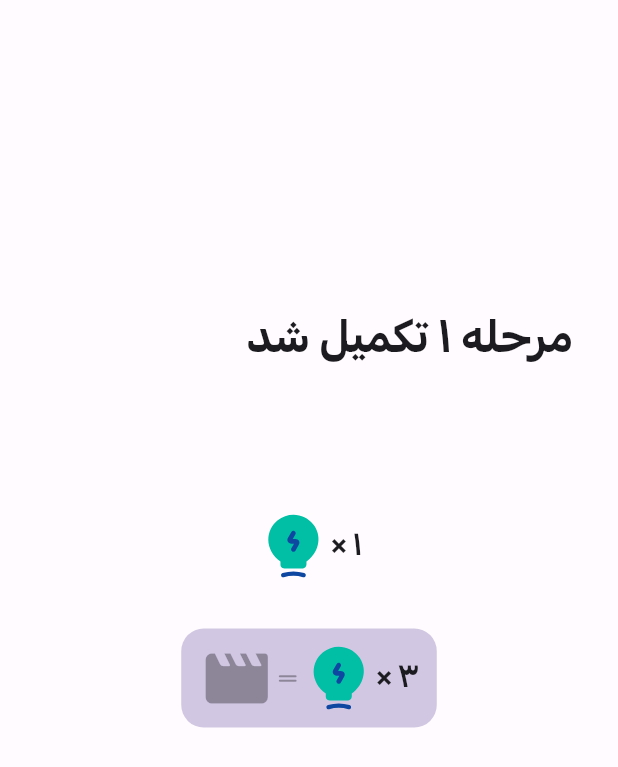
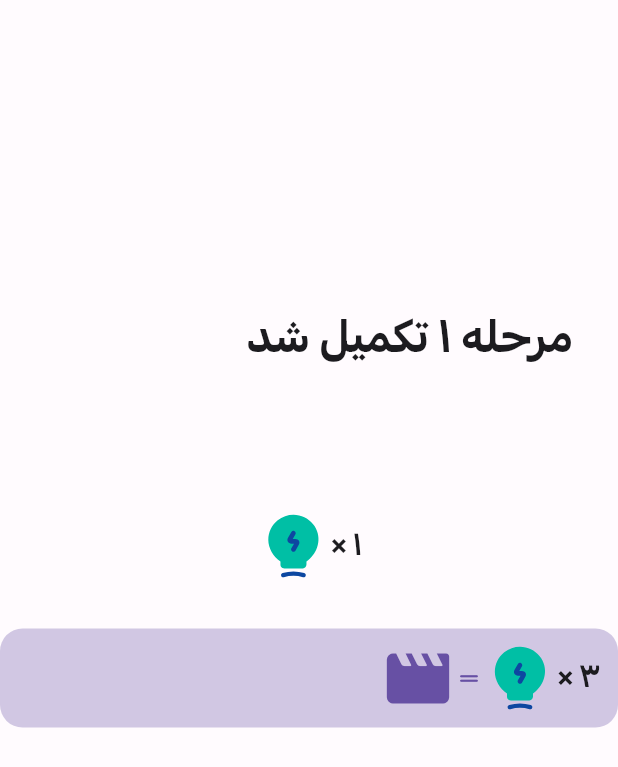
Before and after one commit to ImanGhasemiArani/brain_code, a Flutter app: the ShutterPage screen opened directly, on a phone screen of 412 x 824 dp. Shown: the top 767 px of the screen. Run offline on Flutter 3.47's test engine with Material 2 defaults, Android fonts, the phone set to English and light mode, and no system bars; our stand-ins replace animated_text_kit, assets_audio_player, flutter_image_compress, flutter_staggered_animations, flutter_svg, liquid_progress_indicator and 8 more; missing offline and left inert: align_positioned, camerawesome, catex, google_mlkit_face_detection, mobile_scanner, rich_text_controller and 1 more; accounts and stored records are empty; network calls fail; statements that could not run were skipped.

Commit message:
add ad to app

```diff
--- a/lib/main.dart
+++ b/lib/main.dart
@@ -2,6 +2,7 @@
 import 'package:provider/provider.dart';
 import 'package:shared_preferences/shared_preferences.dart';
 
+import 'controller/ad_controller.dart';
 import 'controller/api_controller.dart';
 import 'app_options.dart';
 import 'app_theme_data.dart';
@@ -57,6 +58,7 @@
   ]);
   sp = fs[0] as SharedPreferences;
   APIController().startupUploadingFiles();
+  AdController();
   AppOptions();
   SoundsController();
   LevelController().setCurrentLevel(AppOptions().level);
--- a/lib/pages/shutter_page.dart
+++ b/lib/pages/shutter_page.dart
@@ -3,21 +3,61 @@
 import 'package:flutter/material.dart';
 
 import '../app_options.dart';
+import '../controller/ad_controller.dart';
 import '../utils/utils.dart';
 import '../routeing.dart';
 import '../strs.dart';
 import '../widgets/hint_widget.dart';
+import '../widgets/reward_ad_button.dart';
 import 'home_page.dart';
 import '../controller/level_controller.dart';
 
-class ShutterPage extends StatelessWidget {
+class ShutterPage extends StatefulWidget {
   const ShutterPage(this.levelNum, {super.key});
 
   final int levelNum;
 
   @override
+  State<ShutterPage> createState() => _ShutterPageState();
+}
+
+class _ShutterPageState extends State<ShutterPage> {
+  String? _bannerAdResId;
+  @override
+  void initState() {
+    AdController().getBannerAd().then((resId) => _bannerAdResId = resId);
+    super.initState();
+  }
+
+  @override
+  void activate() {
+    _bannerAdResId == null
+        ? AdController().getBannerAd().then((resId) => _bannerAdResId = resId)
+        : null;
+    super.activate();
+  }
+
+  @override
+  void deactivate() {
+    _bannerAdResId != null
+        ? AdController().destroyBannerAd(_bannerAdResId!)
+        : null;
+    _bannerAdResId = null;
+    super.deactivate();
+  }
+
+  @override
+  void dispose() {
+    _bannerAdResId != null
+        ? AdController().destroyBannerAd(_bannerAdResId!)
+        : null;
+    _bannerAdResId = null;
+    super.dispose();
+  }
+
+  @override
   Widget build(BuildContext context) {
-    if (levelNum >= AppOptions().level - 1) {
+    if (widget.levelNum >= AppOptions().level - 1) {
       AppOptions().hintCounter += 1;
     }
     return Scaffold(
@@ -31,44 +71,32 @@
                 child: Padding(
                   padding: const EdgeInsets.symmetric(horizontal: 30),
                   child: Text(
-                    '${Strs.level} $levelNum ${Strs.completed}'.toPersianNum(),
+                    '${Strs.level} ${widget.levelNum} ${Strs.completed}'
+                        .toPersianNum(),
                     style: Theme.of(context).textTheme.headlineLarge,
                   ),
                 ),
               ),
-              if (levelNum >= AppOptions().level - 1)
+              if (widget.levelNum >= AppOptions().level - 1)
                 Align(
                   alignment: Alignment.center,
                   child: Column(
                     mainAxisSize: MainAxisSize.min,
                     children: [
-                      const HintWidget(
+                      HintWidget(
                         counter: 1,
                         size: 50,
                       ),
-                      const SizedBox(height: 30),
-                      Row(
-                        mainAxisAlignment: MainAxisAlignment.center,
-                        children: [
-                          TextButton(
-                              style: TextButton.styleFrom(
-                                backgroundColor: Theme.of(context)
-                                    .colorScheme
-                                    .primary
-                                    .withOpacity(0.3),
-                                shape: RoundedRectangleBorder(
-                                  borderRadius: BorderRadius.circular(15),
-                                ),
-                              ),
-                              onPressed: null,
-                              child: Row(
-                                children: const [
-                                  HintWidget(counter: 3, size: 50),
-                                  Icon(Icons.drag_handle_rounded),
-                                  Icon(Icons.movie_creation_rounded, size: 50),
-                                ],
-                              )),
-                        ],
+                      SizedBox(height: 30),
+                      RewardAdButton(
+                        reward: 3,
+                        size: 50,
+                        infinityUse: false,
+                        onRewarded: () {
+                          if (widget.levelNum >= AppOptions().level - 1) {
+                            AppOptions().hintCounter += 3 - 1;
+                          }
+                        },
                       ),
                     ],
                   ),
@@ -81,7 +109,7 @@
                     future: Future.delayed(const Duration(seconds: 2)),
                     builder: (context, snapshot) {
                       if (snapshot.connectionState == ConnectionState.done) {
-                        return levelNum != levelCounter
+                        return widget.levelNum != levelCounter
                             ? TextButton(
                                 style: TextButton.styleFrom(
                                     shape: RoundedRectangleBorder(
--- /dev/null
+++ b/lib/widgets/reward_ad_button.dart
@@ -0,0 +1,60 @@
+import 'package:flutter/material.dart';
+
+import '../controller/ad_controller.dart';
+import 'hint_widget.dart';
+
+class RewardAdButton extends StatefulWidget {
+  const RewardAdButton({
+    super.key,
+    this.reward = 1,
+    this.size = 24,
+    this.infinityUse = true,
+    this.onRewarded,
+  });
+
+  final int reward;
+  final double size;
+  final bool infinityUse;
+  final void Function()? onRewarded;
+
+  @override
+  State<RewardAdButton> createState() => _RewardAdButtonState();
+}
+
+class _RewardAdButtonState extends State<RewardAdButton> {
+  bool isEnable = true;
+
+  @override
+  Widget build(BuildContext context) {
+    return TextButton(
+      style: TextButton.styleFrom(
+        backgroundColor: Theme.of(context).colorScheme.primary.withOpacity(0.3),
+        shape: RoundedRectangleBorder(
+          borderRadius: BorderRadius.circular(15),
+        ),
+      ),
+      onPressed: isEnable
+          ? () async {
+              setState(() => isEnable = false);
+              final res = await AdController()
+                  .showRewardedAd(() => widget.onRewarded?.call());
+              if (!res || widget.infinityUse) {
+                setState(() => isEnable = true);
+              }
+            }
+          : null,
+      child: isEnable
+          ? Row(
+              children: [
+                HintWidget(counter: widget.reward, size: widget.size),
+                const Icon(Icons.drag_handle_rounded),
+                Icon(Icons.movie_creation_rounded, size: widget.size),
+              ],
+            )
+          : SizedBox.square(
+              dimension: widget.size,
+              child: const CircularProgressIndicator(),
+            ),
+    );
+  }
+}
--- a/pubspec.yaml
+++ b/pubspec.yaml
@@ -58,6 +58,7 @@
   path_provider: ^2.0.14
   flutter_image_compress: ^1.1.3
   permission_handler: ^10.2.0
+  tapsell_plus: ^2.1.7
 
 dev_dependencies:
   flutter_test:
```
Also changed, not shown: lib/controller/ad_controller.dart (added, +63 -0 lines), lib/pages/hint_page.dart (+8 -22 lines).
